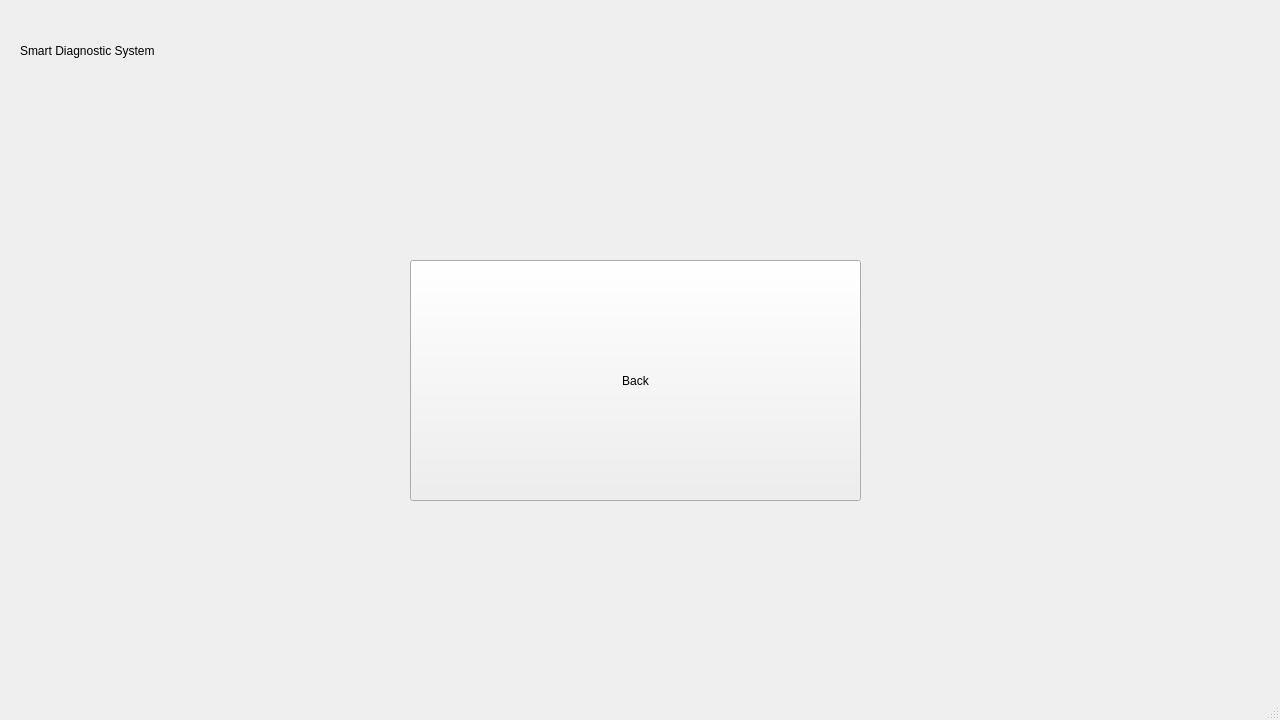
The window that screen2.ui (kwgarylam/Toilet) describes before a commit, drawn with Qt 5.
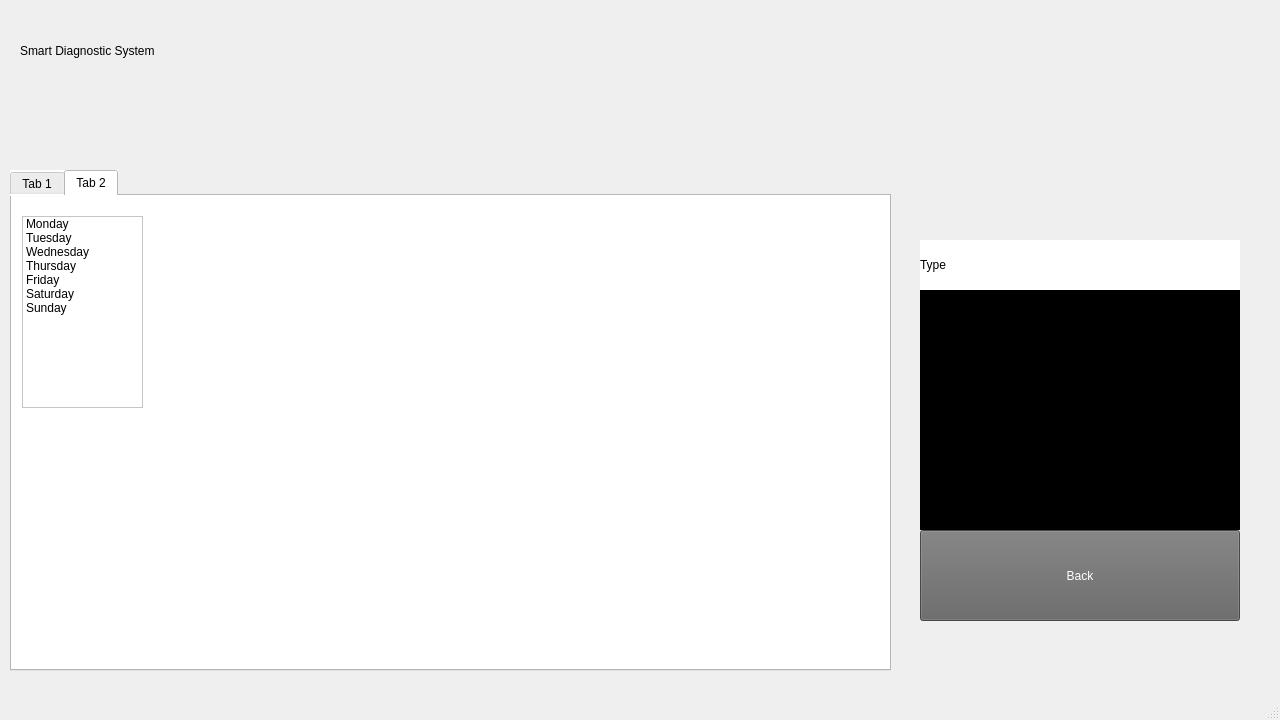
The same window after the commit. The open tabs and pages were chosen to show the change. Icons and pictures are not drawn.

The edit to the form file:
```diff
--- a/screen2.ui
+++ b/screen2.ui
@@ -14,19 +14,6 @@
    <string>MainWindow</string>
   </property>
   <widget class="QWidget" name="centralwidget">
-   <widget class="QPushButton" name="pushButton">
-    <property name="geometry">
-     <rect>
-      <x>410</x>
-      <y>260</y>
-      <width>451</width>
-      <height>241</height>
-     </rect>
-    </property>
-    <property name="text">
-     <string>Back</string>
-    </property>
-   </widget>
    <widget class="QLabel" name="label">
     <property name="geometry">
      <rect>
@@ -65,6 +52,194 @@
      <string>Smart Diagnostic System</string>
     </property>
    </widget>
+   <widget class="QTabWidget" name="tabWidget">
+    <property name="geometry">
+     <rect>
+      <x>10</x>
+      <y>170</y>
+      <width>881</width>
+      <height>501</height>
+     </rect>
+    </property>
+    <property name="styleSheet">
+     <string notr="true">background-color: rgb(255, 255, 255);</string>
+    </property>
+    <property name="currentIndex">
+     <number>0</number>
+    </property>
+    <widget class="QWidget" name="tab">
+     <attribute name="title">
+      <string>Tab 1</string>
+     </attribute>
+     <widget class="QLabel" name="label_2">
+      <property name="geometry">
+       <rect>
+        <x>20</x>
+        <y>100</y>
+        <width>400</width>
+        <height>300</height>
+       </rect>
+      </property>
+      <property name="text">
+       <string/>
+      </property>
+      <property name="pixmap">
+       <pixmap>chart.JPG</pixmap>
+      </property>
+     </widget>
+     <widget class="QLabel" name="label_4">
+      <property name="geometry">
+       <rect>
+        <x>20</x>
+        <y>30</y>
+        <width>400</width>
+        <height>50</height>
+       </rect>
+      </property>
+      <property name="styleSheet">
+       <string notr="true">font: 18pt; background-color: rgb(255, 255, 255);</string>
+      </property>
+      <property name="text">
+       <string>Summary of the weekly diagnosis</string>
+      </property>
+     </widget>
+     <widget class="QTextBrowser" name="textBrowser">
+      <property name="geometry">
+       <rect>
+        <x>460</x>
+        <y>20</y>
+        <width>391</width>
+        <height>411</height>
+       </rect>
+      </property>
+      <property name="html">
+       <string>&lt;!DOCTYPE HTML PUBLIC &quot;-//W3C//DTD HTML 4.0//EN&quot; &quot;http://www.w3.org/TR/REC-html40/strict.dtd&quot;&gt;
+&lt;html&gt;&lt;head&gt;&lt;meta name=&quot;qrichtext&quot; content=&quot;1&quot; /&gt;&lt;style type=&quot;text/css&quot;&gt;
+p, li { white-space: pre-wrap; }
+&lt;/style&gt;&lt;/head&gt;&lt;body style=&quot; font-family:'MS Shell Dlg 2'; font-size:8.25pt; font-weight:400; font-style:normal;&quot;&gt;
+&lt;p style=&quot; margin-top:0px; margin-bottom:0px; margin-left:0px; margin-right:0px; -qt-block-indent:0; text-indent:0px;&quot;&gt;&lt;span style=&quot; font-size:11pt;&quot;&gt;Please click snapshot to capture the type of the diagnostic condition.&lt;/span&gt;&lt;/p&gt;&lt;/body&gt;&lt;/html&gt;</string>
+      </property>
+     </widget>
+    </widget>
+    <widget class="QWidget" name="tab_2">
+     <attribute name="title">
+      <string>Tab 2</string>
+     </attribute>
+     <widget class="QListWidget" name="listWidget">
+      <property name="geometry">
+       <rect>
+        <x>10</x>
+        <y>20</y>
+        <width>121</width>
+        <height>192</height>
+       </rect>
+      </property>
+      <item>
+       <property name="text">
+        <string>Monday</string>
+       </property>
+      </item>
+      <item>
+       <property name="text">
+        <string>Tuesday</string>
+       </property>
+      </item>
+      <item>
+       <property name="text">
+        <string>Wednesday</string>
+       </property>
+      </item>
+      <item>
+       <property name="text">
+        <string>Thursday</string>
+       </property>
+      </item>
+      <item>
+       <property name="text">
+        <string>Friday</string>
+       </property>
+      </item>
+      <item>
+       <property name="text">
+        <string>Saturday</string>
+       </property>
+      </item>
+      <item>
+       <property name="text">
+        <string>Sunday</string>
+       </property>
+      </item>
+     </widget>
+     <widget class="QLabel" name="label_5">
+      <property name="geometry">
+       <rect>
+        <x>170</x>
+        <y>20</y>
+        <width>650</width>
+        <height>400</height>
+       </rect>
+      </property>
+      <property name="text">
+       <string/>
+      </property>
+      <property name="pixmap">
+       <pixmap>../../.designer/backup/schdule.JPG</pixmap>
+      </property>
+     </widget>
+    </widget>
+   </widget>
+   <widget class="QPushButton" name="pushButton">
+    <property name="geometry">
+     <rect>
+      <x>920</x>
+      <y>530</y>
+      <width>320</width>
+      <height>91</height>
+     </rect>
+    </property>
+    <property name="styleSheet">
+     <string notr="true">font: 18pt &quot;MS Shell Dlg 2&quot;;
+background-color: rgb(100, 100, 100);
+color: white</string>
+    </property>
+    <property name="text">
+     <string>Back</string>
+    </property>
+   </widget>
+   <widget class="QLabel" name="label_9">
+    <property name="geometry">
+     <rect>
+      <x>920</x>
+      <y>290</y>
+      <width>320</width>
+      <height>240</height>
+     </rect>
+    </property>
+    <property name="styleSheet">
+     <string notr="true">background-color: rgb(0, 0, 0);</string>
+    </property>
+    <property name="text">
+     <string>TextLabel</string>
+    </property>
+   </widget>
+   <widget class="QLabel" name="label_6">
+    <property name="geometry">
+     <rect>
+      <x>920</x>
+      <y>240</y>
+      <width>320</width>
+      <height>50</height>
+     </rect>
+    </property>
+    <property name="styleSheet">
+     <string notr="true">font: 18pt &quot;MS Shell Dlg 2&quot;;
+background-color: rgb(255, 255, 255);
+color: Black</string>
+    </property>
+    <property name="text">
+     <string>Type</string>
+    </property>
+   </widget>
   </widget>
   <widget class="QMenuBar" name="menubar">
    <property name="geometry">
```
Left out of the diff: 2 changed lines with no effect on the pictures.
